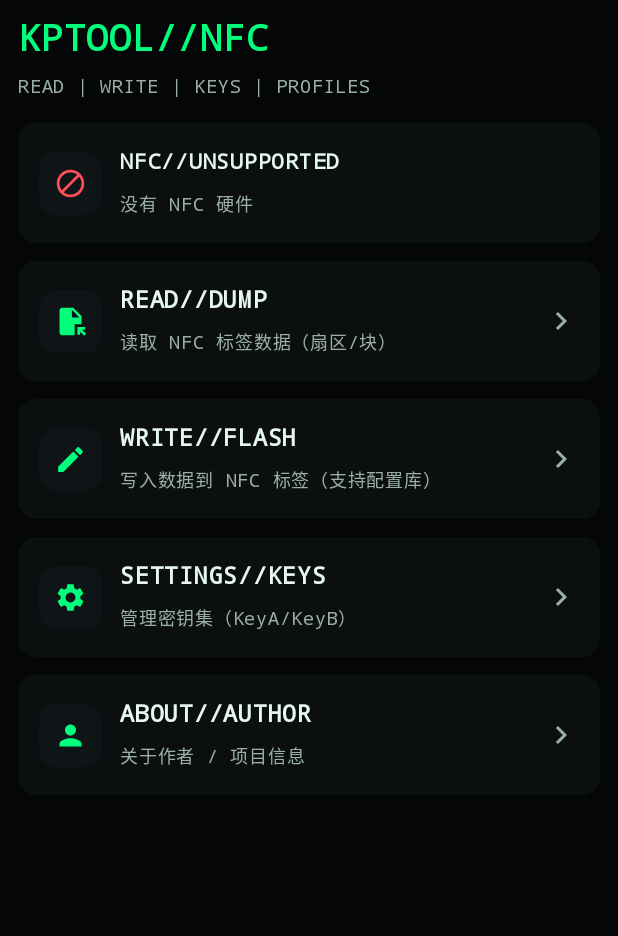
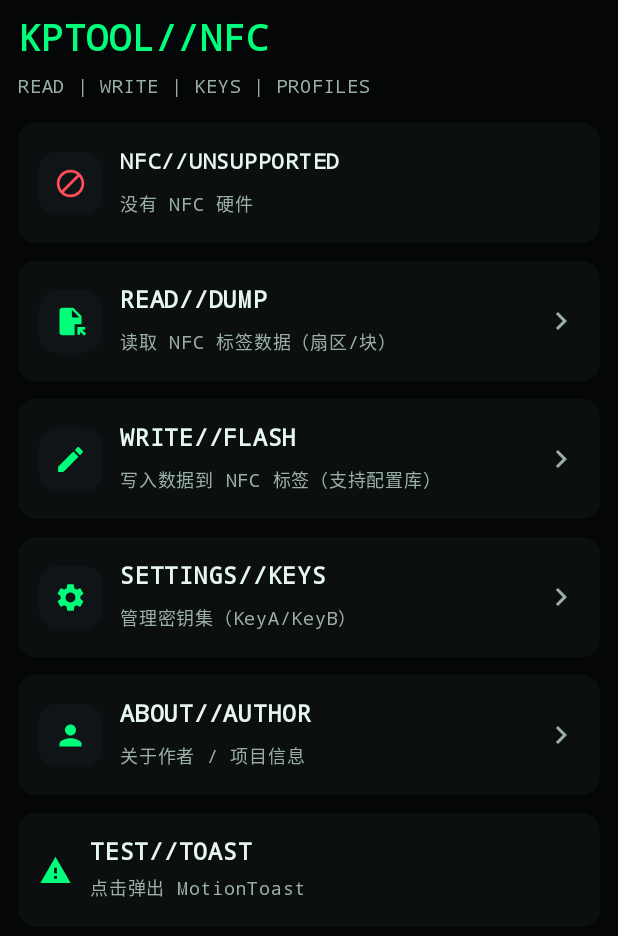
Before and after one commit to kgyyds/nfcrw_Next, an Android app built with Jetpack Compose: the composable MainScreen shown on its own in the app's theme, on a phone screen of 412 x 824 dp. Shown: the top 936 px of the screen. Run offline under Robolectric (Android 15) with nearby library versions, the phone set to English and light mode, and no system bars; 1 statement that could not run was skipped.

Commit message:
莫名奇妙的更改

```diff
--- a/app/build.gradle.kts
+++ b/app/build.gradle.kts
@@ -95,4 +95,7 @@ dependencies {
     // Material3 核心库（Kotlin DSL 必须用双引号）
     implementation("com.google.android.material:material:1.11.0")
 
+
+    //toast
+    implementation ("com.github.Spikeysanju:MotionToast:1.4")
 }
--- a/app/src/main/java/com/kgapp/kptool/MainActivity.kt
+++ b/app/src/main/java/com/kgapp/kptool/MainActivity.kt
@@ -94,6 +94,16 @@ class MainActivity : ComponentActivity() {
         setContent {
             HackerTheme {
                 Surface(modifier = Modifier.fillMaxSize(), color = MaterialTheme.colorScheme.background) {
+
+                    www.sanju.motiontoast.MotionToast.darkToast(
+                        this,
+                        "Activity Init",
+                        "The MainActivity is successful run at funthin setContent",
+                        www.sanju.motiontoast.MotionToastStyle.WARNING,
+                        www.sanju.motiontoast.MotionToast.GRAVITY_TOP,
+                        www.sanju.motiontoast.MotionToast.LONG_DURATION,
+                        null   //不传字体也行
+                    )
                     MainScreen()
                 }
             }
@@ -174,6 +184,12 @@ fun MainScreen() {
                 context.startActivity(Intent(context, AboutActivity::class.java))
             }
         }
+        //test toast
+        item {
+            ToastTestCard()
+        }
+
+
 
         item { Spacer(Modifier.height(6.dp)) }
     }
@@ -362,3 +378,60 @@ private fun HackerTheme(content: @Composable () -> Unit) {
         content = content
     )
 }
+
+
+
+@Composable
+fun ToastTestCard() {
+    val context = LocalContext.current
+    val activity = context as ComponentActivity   // ⭐关键点
+
+    Card(
+        colors = CardDefaults.cardColors(containerColor = HackerPanel),
+        modifier = Modifier
+            .fillMaxWidth()
+            .clickable {
+                // 🔥 MotionToast 在这里触发
+                www.sanju.motiontoast.MotionToast.darkToast(
+                    activity,
+                    "TEST",
+                    "MotionToast😈",
+                    www.sanju.motiontoast.MotionToastStyle.SUCCESS,
+                    www.sanju.motiontoast.MotionToast.GRAVITY_BOTTOM,
+                    www.sanju.motiontoast.MotionToast.LONG_DURATION,
+                    null   // 不传字体也行，先跑通
+                )
+            }
+    ) {
+        Row(
+            modifier = Modifier
+                .fillMaxWidth()
+                .padding(14.dp),
+            verticalAlignment = Alignment.CenterVertically
+        ) {
+            Icon(
+                imageVector = Icons.Default.Warning,
+                contentDescription = "toast",
+                tint = HackerGreen,
+                modifier = Modifier.size(22.dp)
+            )
+
+            Spacer(Modifier.width(12.dp))
+
+            Column {
+                Text(
+                    text = "TEST//TOAST",
+                    fontFamily = FontFamily.Monospace,
+                    fontWeight = FontWeight.Bold,
+                    color = MaterialTheme.colorScheme.onSurface
+                )
+                Text(
+                    text = "点击弹出 MotionToast",
+                    fontFamily = FontFamily.Monospace,
+                    fontSize = 12.sp,
+                    color = MaterialTheme.colorScheme.onSurfaceVariant
+                )
+            }
+        }
+    }
+}
--- a/settings.gradle.kts
+++ b/settings.gradle.kts
@@ -16,6 +16,7 @@ dependencyResolutionManagement {
 
     repositories {
         // 阿里云镜像（优先）
+
         maven("https://maven.aliyun.com/repository/public")
         maven("https://maven.aliyun.com/repository/google")
         maven("https://maven.aliyun.com/repository/central")
```
Also changed, not shown: app/src/main/java/com/kgapp/kptool/ui/AboutActivity.kt (+10 -0 lines), app/src/main/java/com/kgapp/kptool/ui/SettingsActivity.kt (+31 -3 lines), app/src/main/java/com/kgapp/kptool/ui/WriteActivity.kt (+22 -0 lines).
